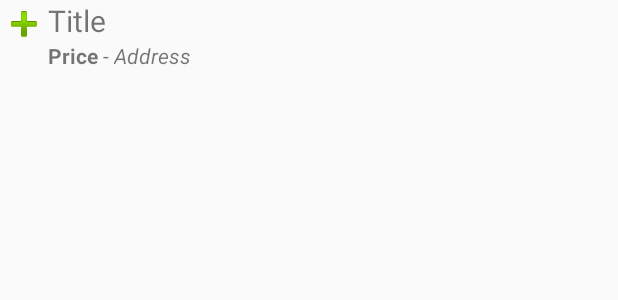
After one commit to ayoublaw/ShopManga, an Android app: the layout activity_item_manga.xml on its own in the app's theme, with its tools: preview values and no code run, on a phone screen of 412 x 824 dp. The commit adds this screen. Shown: the top 300 px of the screen. Run offline under Robolectric (Android 15) with nearby library versions, the phone set to English and light mode, and no system bars.

Commit message:
Manga List text

```diff
--- /dev/null
+++ b/app/src/main/res/layout/activity_item_manga.xml
@@ -0,0 +1,51 @@
+<?xml version="1.0" encoding="utf-8"?>
+<LinearLayout
+    xmlns:android="http://schemas.android.com/apk/res/android" android:layout_width="match_parent"
+    android:layout_height="match_parent">
+    <ImageView
+        android:layout_width="wrap_content"
+        android:layout_height="wrap_content"
+        android:src="@android:drawable/ic_input_add"
+        />
+
+    <LinearLayout
+        android:layout_width="279dp"
+        android:layout_height="wrap_content"
+        android:layout_weight="1"
+        android:orientation="vertical">
+
+        <TextView
+            android:id="@+id/ItemMangaName"
+            android:layout_width="wrap_content"
+            android:layout_height="wrap_content"
+            android:text="Title"
+            android:textSize="20dp" />
+        <LinearLayout
+            android:layout_width="wrap_content"
+            android:layout_height="wrap_content"
+            android:orientation="horizontal"
+            >
+            <TextView
+                android:layout_width="wrap_content"
+                android:layout_height="wrap_content"
+                android:text="Price"
+                android:textStyle="bold"
+                android:id="@+id/ItemMangaPrice"
+                />
+            <TextView
+                android:layout_width="wrap_content"
+                android:layout_height="wrap_content"
+                android:text=" - "/>
+            <TextView
+                android:layout_width="wrap_content"
+                android:layout_height="wrap_content"
+                android:text="Address"
+                android:textStyle="italic"
+                android:id="@+id/ItemMangaAddress"/>
+        </LinearLayout>
+
+
+    </LinearLayout>
+
+
+</LinearLayout>
--- a/app/src/main/res/layout/activity_maps.xml
+++ b/app/src/main/res/layout/activity_maps.xml
@@ -15,6 +15,12 @@
         tools:layout_editor_absoluteX="0dp"
         tools:layout_editor_absoluteY="29dp">
 
+        <Button
+            android:id="@+id/button"
+            android:layout_width="wrap_content"
+            android:layout_height="wrap_content"
+            android:onClick="listMangaView"
+            android:text="@string/Button_ListManga" />
     </com.mapbox.mapboxsdk.maps.MapView>
 
     <android.support.constraint.ConstraintLayout
--- a/app/src/main/res/values/strings.xml
+++ b/app/src/main/res/values/strings.xml
@@ -13,4 +13,5 @@
     <string name="AddMangaFragement_price">price</string>
     <string name="AddMangaFragement_sellerName">Seller Name</string>
     <string name="AddMangaFragement_telephone">Telephone</string>
+    <string name="Button_ListManga">Liste</string>
 </resources>
```
Also changed, not shown: app/src/main/java/com/android/shopmanga/List_MangaActivity.java (+30 -1 lines), app/src/main/java/com/android/shopmanga/Manga.java (+41 -1 lines), app/src/main/java/com/android/shopmanga/MapsActivity.java (+10 -1 lines), app/src/main/java/com/android/shopmanga/TodoAdapter.java (added, +49 -0 lines), app/src/main/res/layout/activity_list__manga.xml (+7 -2 lines).
